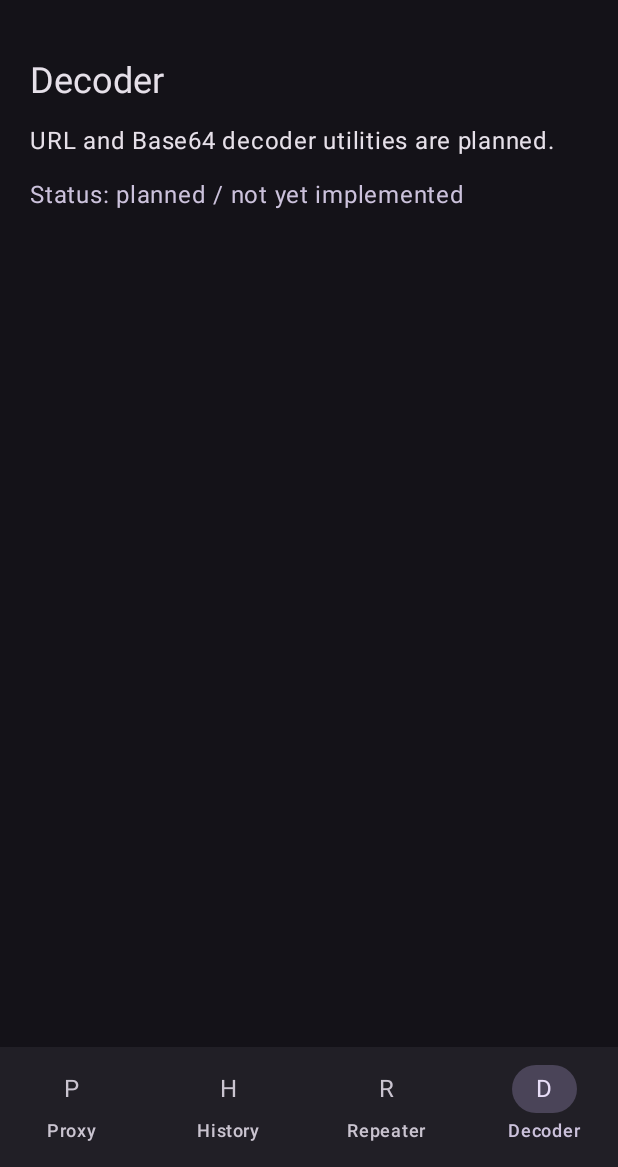
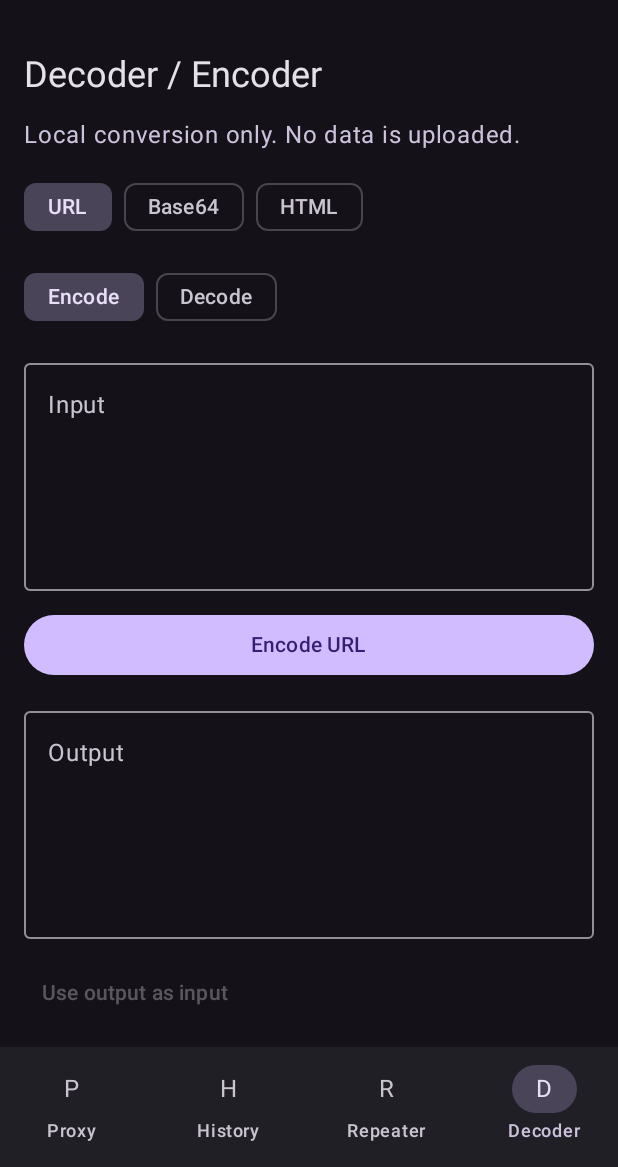
Before and after one commit to MODxProduction/MODx-BURP-Suit-Android, an Android app built with Jetpack Compose: the screen it shows after launch (MainActivity), item 4 of the bottom bar chosen, on a phone screen of 412 x 824 dp, the part 69-1236 px from its top. Run offline under Robolectric (Android 15) with nearby library versions, the phone set to English and light mode, and no system bars.

Commit message:
Implement working request history and local decoder utilities

```diff
--- a/app/src/main/java/com/modx/burp/MainActivity.kt
+++ b/app/src/main/java/com/modx/burp/MainActivity.kt
@@ -1,8 +1,11 @@
 package com.modx.burp
 
 import android.os.Bundle
+import android.util.Base64
+import android.text.Html
 import androidx.activity.ComponentActivity
 import androidx.activity.compose.setContent
+import androidx.compose.foundation.clickable
 import androidx.compose.foundation.layout.*
 import androidx.compose.foundation.lazy.LazyColumn
 import androidx.compose.foundation.lazy.items
@@ -19,6 +22,9 @@ import okhttp3.MediaType.Companion.toMediaTypeOrNull
 import okhttp3.OkHttpClient
 import okhttp3.Request
 import okhttp3.RequestBody.Companion.toRequestBody
+import java.net.URLDecoder
+import java.net.URLEncoder
+import java.nio.charset.StandardCharsets
 import java.util.concurrent.TimeUnit
 
 data class CapturedExchange(
@@ -44,7 +50,12 @@ private fun MODxBurpApp() {
             bottomBar = {
                 NavigationBar {
                     listOf("Proxy", "History", "Repeater", "Decoder").forEach { tab ->
-                        NavigationBarItem(selected == tab, { selected = tab }, icon = { Text(tab.take(1)) }, label = { Text(tab) })
+                        NavigationBarItem(
+                            selected = selected == tab,
+                            onClick = { selected = tab },
+                            icon = { Text(tab.take(1)) },
+                            label = { Text(tab) }
+                        )
                     }
                 }
             }
@@ -53,8 +64,8 @@ private fun MODxBurpApp() {
                 "Repeater" -> RepeaterScreen(Modifier.padding(padding), history)
                 "History" -> HistoryScreen(Modifier.padding(padding), history)
                 "Proxy" -> InfoScreen(Modifier.padding(padding), "Proxy capture",
-                    "Live device-wide proxy capture is not implemented yet. This screen is intentionally marked as unavailable until the VPN/proxy engine is implemented and tested.")
-                else -> InfoScreen(Modifier.padding(padding), "Decoder", "URL and Base64 decoder utilities are planned.")
+                    "Device-wide traffic capture is not available in this build. This tab will only be marked active after the Android VPN capture engine is implemented, permission-gated and tested.")
+                else -> DecoderScreen(Modifier.padding(padding))
             }
         }
     }
@@ -64,7 +75,7 @@ private fun MODxBurpApp() {
 private fun RepeaterScreen(modifier: Modifier, history: androidx.compose.runtime.snapshots.SnapshotStateList<CapturedExchange>) {
     var method by remember { mutableStateOf("GET") }
     var url by remember { mutableStateOf("https://example.com/") }
-    var headers by remember { mutableStateOf("User-Agent: MODx-Burp-Android/0.1") }
+    var headers by remember { mutableStateOf("User-Agent: MODx-BURP/0.2") }
     var body by remember { mutableStateOf("") }
     var result by remember { mutableStateOf<CapturedExchange?>(null) }
     var error by remember { mutableStateOf<String?>(null) }
@@ -73,9 +84,9 @@ private fun RepeaterScreen(modifier: Modifier, history: androidx.compose.runtime
     val scope = rememberCoroutineScope()
     val methods = listOf("GET", "POST", "PUT", "PATCH", "DELETE", "HEAD", "OPTIONS")
 
-    Column(modifier.fillMaxSize().padding(16.dp), verticalArrangement = Arrangement.spacedBy(10.dp)) {
+    Column(modifier.fillMaxSize().verticalScroll(rememberScrollState()).padding(16.dp), verticalArrangement = Arrangement.spacedBy(10.dp)) {
         Text("Repeater", style = MaterialTheme.typography.headlineSmall)
-        Text("Send manually composed requests to systems you own or are authorized to test.", color = MaterialTheme.colorScheme.secondary)
+        Text("Manually compose and inspect requests to systems you own or are authorized to test.", color = MaterialTheme.colorScheme.secondary)
         Row(horizontalArrangement = Arrangement.spacedBy(8.dp)) {
             Box {
                 OutlinedButton(onClick = { expanded = true }) { Text(method) }
@@ -85,45 +96,61 @@ private fun RepeaterScreen(modifier: Modifier, history: androidx.compose.runtime
             }
             OutlinedTextField(url, { url = it }, label = { Text("Request URL") }, modifier = Modifier.weight(1f), singleLine = true)
         }
-        OutlinedTextField(headers, { headers = it }, label = { Text("Headers (one per line)") }, modifier = Modifier.fillMaxWidth(), minLines = 2)
-        OutlinedTextField(body, { body = it }, label = { Text("Request body") }, modifier = Modifier.fillMaxWidth(), minLines = 3)
-        Button(enabled = !busy && (url.startsWith("http://") || url.startsWith("https://")), onClick = {
+        OutlinedTextField(headers, { headers = it }, label = { Text("Headers (one per line: Name: value)") }, modifier = Modifier.fillMaxWidth(), minLines = 3)
+        OutlinedTextField(body, { body = it }, label = { Text("Request body (JSON by default)") }, modifier = Modifier.fillMaxWidth(), minLines = 4)
+        Button(enabled = !busy, onClick = {
             busy = true; error = null; result = null
             scope.launch {
                 try {
-                    val exchange = withContext(Dispatchers.IO) { executeRequest(method, url, headers, body) }
+                    val exchange = withContext(Dispatchers.IO) { executeRequest(method, url.trim(), headers, body) }
                     result = exchange
                     history.add(0, exchange)
                 } catch (t: Throwable) { error = t.message ?: "Request failed" }
                 finally { busy = false }
             }
         }, modifier = Modifier.fillMaxWidth()) { Text(if (busy) "Sending…" else "Send request") }
-        error?.let { Text("Error: $it", color = MaterialTheme.colorScheme.error) }
+        error?.let { Text("Request error: $it", color = MaterialTheme.colorScheme.error) }
         result?.let { exchange ->
+            HorizontalDivider()
             Text("Response  •  ${exchange.status}  •  ${exchange.durationMs} ms", style = MaterialTheme.typography.titleMedium)
             Text("Response headers", style = MaterialTheme.typography.labelLarge)
-            Text(exchange.responseHeaders, style = MaterialTheme.typography.bodySmall)
+            SelectableText(exchange.responseHeaders.ifBlank { "(no headers)" })
             Text("Response body", style = MaterialTheme.typography.labelLarge)
-            Surface(tonalElevation = 2.dp, modifier = Modifier.fillMaxWidth().weight(1f, fill = false)) {
-                Text(exchange.responseBody.ifBlank { "(empty response)" }, Modifier.padding(10.dp).heightIn(max = 280.dp).verticalScroll(rememberScrollState()), style = MaterialTheme.typography.bodySmall)
+            Surface(tonalElevation = 2.dp, modifier = Modifier.fillMaxWidth()) {
+                SelectableText(exchange.responseBody.ifBlank { "(empty response)" }, Modifier.padding(10.dp))
             }
         }
     }
 }
 
+@Composable
+private fun SelectableText(value: String, modifier: Modifier = Modifier) {
+    Text(value, modifier.verticalScroll(rememberScrollState()), style = MaterialTheme.typography.bodySmall)
+}
+
 private fun executeRequest(method: String, url: String, rawHeaders: String, body: String): CapturedExchange {
-    val client = OkHttpClient.Builder().connectTimeout(20, TimeUnit.SECONDS).readTimeout(30, TimeUnit.SECONDS).followRedirects(false).build()
+    val parsed = java.net.URI(url)
+    require(parsed.scheme == "http" || parsed.scheme == "https") { "Only HTTP and HTTPS URLs are supported." }
+    require(!parsed.host.isNullOrBlank()) { "Enter a valid URL including its hostname." }
+    val client = OkHttpClient.Builder()
+        .connectTimeout(20, TimeUnit.SECONDS).readTimeout(30, TimeUnit.SECONDS)
+        .callTimeout(45, TimeUnit.SECONDS).followRedirects(false).build()
     val builder = Request.Builder().url(url)
-    rawHeaders.lineSequence().filter { it.isNotBlank() && ':' in it }.forEach { line ->
+    rawHeaders.lineSequence().filter { it.isNotBlank() }.forEach { line ->
         val index = line.indexOf(':')
-        builder.addHeader(line.substring(0, index).trim(), line.substring(index + 1).trim())
+        require(index > 0) { "Invalid header line: $line" }
+        val name = line.substring(0, index).trim()
+        val value = line.substring(index + 1).trim()
+        require(name.matches(Regex("[!#$%&'*+.^_`|~0-9A-Za-z-]+"))) { "Invalid header name: $name" }
+        builder.addHeader(name, value)
     }
     val payload = body.toRequestBody("application/json; charset=utf-8".toMediaTypeOrNull())
     when (method) {
         "GET" -> builder.get()
         "HEAD" -> builder.head()
         "POST", "PUT", "PATCH", "DELETE" -> builder.method(method, if (method == "DELETE" && body.isBlank()) null else payload)
-        else -> builder.method(method, null)
+        "OPTIONS" -> builder.method("OPTIONS", null)
+        else -> error("Unsupported HTTP method")
     }
     val started = System.nanoTime()
     client.newCall(builder.build()).execute().use { response ->
@@ -135,18 +162,83 @@ private fun executeRequest(method: String, url: String, rawHeaders: String, body
 }
 
 @Composable
-private fun HistoryScreen(modifier: Modifier, history: List<CapturedExchange>) {
+private fun HistoryScreen(modifier: Modifier, history: androidx.compose.runtime.snapshots.SnapshotStateList<CapturedExchange>) {
+    var selected by remember { mutableStateOf<CapturedExchange?>(null) }
     Column(modifier.fillMaxSize().padding(16.dp)) {
-        Text("HTTP history", style = MaterialTheme.typography.headlineSmall)
+        Row(Modifier.fillMaxWidth(), horizontalArrangement = Arrangement.SpaceBetween) {
+            Text("HTTP history", style = MaterialTheme.typography.headlineSmall)
+            TextButton(onClick = { history.clear(); selected = null }, enabled = history.isNotEmpty()) { Text("Clear") }
+        }
+        Text("In-memory history for this app session.", color = MaterialTheme.colorScheme.secondary)
         if (history.isEmpty()) Text("No requests yet. Send a request from Repeater.")
         LazyColumn {
             items(history) { item ->
-                ListItem(headlineContent = { Text("${item.method}  ${item.status}") },
+                ListItem(
+                    headlineContent = { Text("${item.method}  •  ${item.status}") },
                     supportingContent = { Text(item.url, maxLines = 2) },
-                    trailingContent = { Text("${item.durationMs} ms") })
+                    trailingContent = { Text("${item.durationMs} ms") },
+                    modifier = Modifier.clickable { selected = item }
+                )
                 HorizontalDivider()
             }
         }
+    }
+    selected?.let { item ->
+        AlertDialog(
+            onDismissRequest = { selected = null },
+            title = { Text("${item.method} • ${item.status}") },
+            text = { Column(Modifier.heightIn(max = 420.dp).verticalScroll(rememberScrollState())) {
+                Text(item.url)
+                Text("Response headers", style = MaterialTheme.typography.titleSmall)
+                Text(item.responseHeaders)
+                Text("Response body", style = MaterialTheme.typography.titleSmall)
+                Text(item.responseBody)
+            } },
+            confirmButton = { TextButton(onClick = { selected = null }) { Text("Close") } }
+        )
+    }
+}
+
+@Composable
+private fun DecoderScreen(modifier: Modifier) {
+    var mode by remember { mutableStateOf("URL") }
+    var direction by remember { mutableStateOf("Encode") }
+    var input by remember { mutableStateOf("") }
+    var output by remember { mutableStateOf("") }
+    var error by remember { mutableStateOf<String?>(null) }
+    Column(modifier.fillMaxSize().verticalScroll(rememberScrollState()).padding(16.dp), verticalArrangement = Arrangement.spacedBy(12.dp)) {
+        Text("Decoder / Encoder", style = MaterialTheme.typography.headlineSmall)
+        Text("Local conversion only. No data is uploaded.", color = MaterialTheme.colorScheme.secondary)
+        Row(horizontalArrangement = Arrangement.spacedBy(8.dp)) {
+            listOf("URL", "Base64", "HTML").forEach { item ->
+                FilterChip(selected = mode == item, onClick = { mode = item; output = ""; error = null }, label = { Text(item) })
+            }
+        }
+        Row(horizontalArrangement = Arrangement.spacedBy(8.dp)) {
+            listOf("Encode", "Decode").forEach { item ->
+                FilterChip(selected = direction == item, onClick = { direction = item; output = ""; error = null }, label = { Text(item) })
+            }
+        }
+        OutlinedTextField(input, { input = it }, label = { Text("Input") }, modifier = Modifier.fillMaxWidth(), minLines = 5)
+        Button(onClick = {
+            try {
+                error = null
+                output = when (mode to direction) {
+                    "URL" to "Encode" -> URLEncoder.encode(input, StandardCharsets.UTF_8.name())
+                    "URL" to "Decode" -> URLDecoder.decode(input, StandardCharsets.UTF_8.name())
+                    "Base64" to "Encode" -> Base64.encodeToString(input.toByteArray(StandardCharsets.UTF_8), Base64.NO_WRAP)
+                    "Base64" to "Decode" -> String(Base64.decode(input.trim(), Base64.DEFAULT), StandardCharsets.UTF_8)
+                    "HTML" to "Encode" -> android.text.TextUtils.htmlEncode(input)
+                    "HTML" to "Decode" -> Html.fromHtml(input, Html.FROM_HTML_MODE_LEGACY).toString()
+                    else -> input
+                }
+            } catch (t: Throwable) {
+                output = ""; error = t.message ?: "Conversion failed"
+            }
+        }, modifier = Modifier.fillMaxWidth()) { Text("$direction $mode") }
+        error?.let { Text(it, color = MaterialTheme.colorScheme.error) }
+        OutlinedTextField(output, {}, label = { Text("Output") }, modifier = Modifier.fillMaxWidth(), minLines = 5, readOnly = true)
+        TextButton(onClick = { input = output; output = ""; error = null }, enabled = output.isNotEmpty()) { Text("Use output as input") }
     }
 }
 
@@ -155,6 +247,6 @@ private fun InfoScreen(modifier: Modifier, title: String, message: String) {
     Column(modifier.fillMaxSize().padding(20.dp), verticalArrangement = Arrangement.spacedBy(12.dp)) {
         Text(title, style = MaterialTheme.typography.headlineSmall)
         Text(message, style = MaterialTheme.typography.bodyLarge)
-        Text("Status: planned / not yet implemented", color = MaterialTheme.colorScheme.secondary)
+        Text("Not implemented in this build", color = MaterialTheme.colorScheme.secondary)
     }
 }
```
